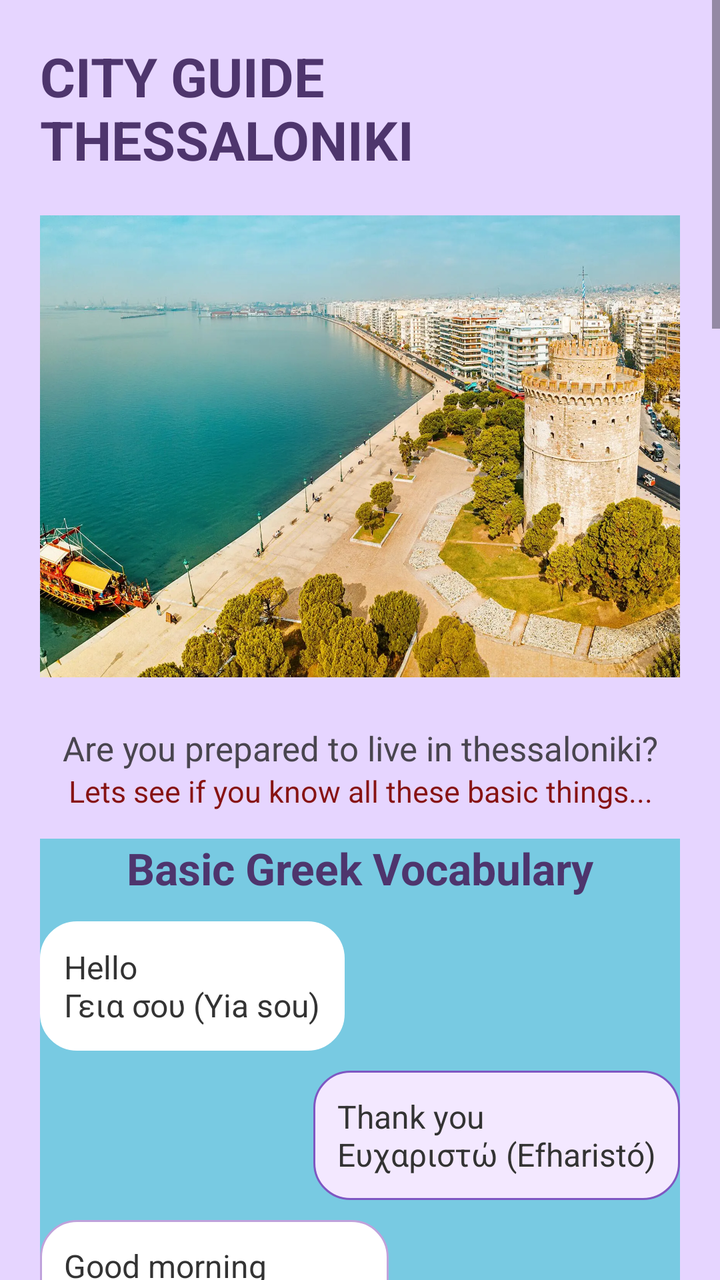
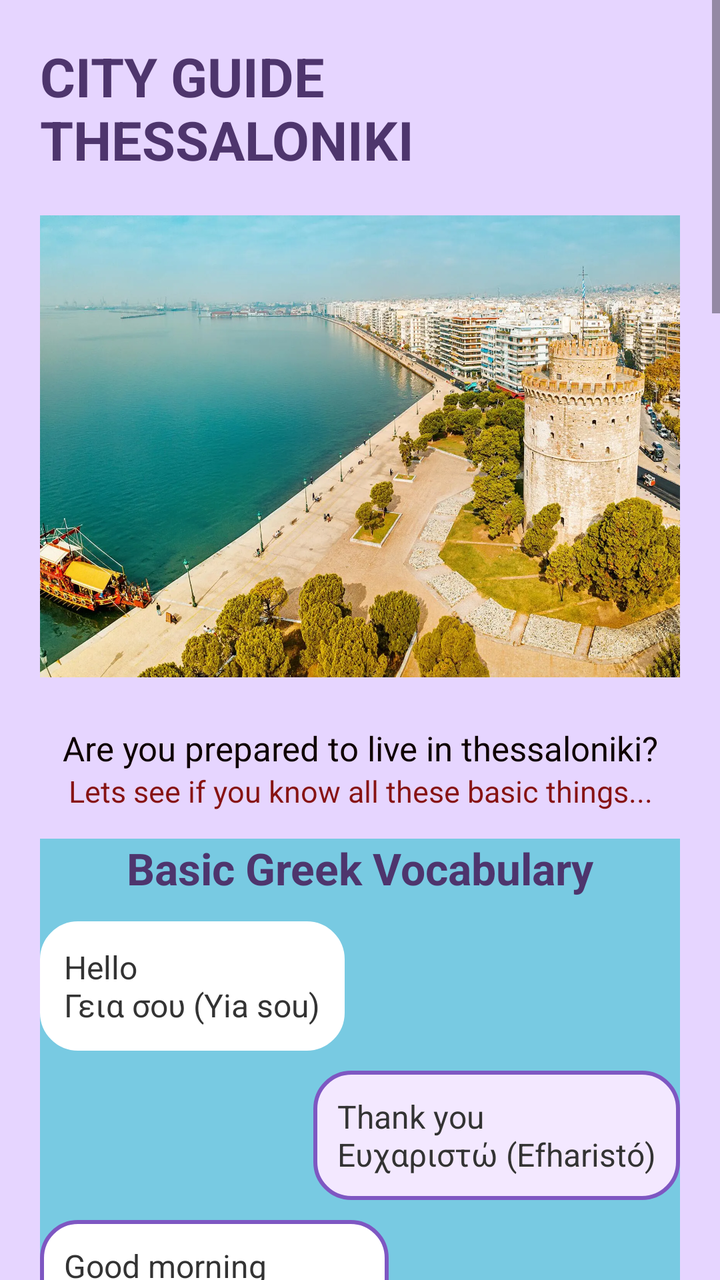

Two renders of the same Android screen: before a commit and after it. Below are the layout's source before the change and the commit's diff.
<!-- AndroidManifest.xml: application theme Theme.ErasmusBuddy -->
<!-- res/layout/activity_cityguide.xml -->
<?xml version="1.0" encoding="utf-8"?>

<androidx.constraintlayout.widget.ConstraintLayout xmlns:android="http://schemas.android.com/apk/res/android"
    xmlns:app="http://schemas.android.com/apk/res-auto"
    android:layout_width="match_parent"
    android:layout_height="match_parent">
    <ScrollView
        android:layout_width="match_parent"
        android:layout_height="match_parent"
        android:background="#E6D5FF">

        <LinearLayout
            android:layout_width="match_parent"
            android:layout_height="wrap_content"
            android:orientation="vertical"
            android:padding="20dp">

            <TextView
                android:id="@+id/tvCityTitle"
                android:layout_width="wrap_content"
                android:layout_height="wrap_content"
                android:layout_gravity="center"
                android:layout_marginBottom="20dp"
                android:text="CITY GUIDE THESSALONIKI"
                android:textColor="#4E356D"
                android:textSize="27sp"
                android:textStyle="bold" />

            <ImageView
                android:id="@+id/ivCity"
                android:layout_width="match_parent"
                android:layout_height="231dp"
                android:layout_marginBottom="24dp"
                android:scaleType="centerCrop"
                android:src="@drawable/thessaloniki" />

            <TextView
                android:id="@+id/textView2"
                android:layout_width="match_parent"
                android:layout_height="wrap_content"
                android:fontFamily="sans-serif"
                android:text="Are you prepared to live in thessaloniki?"
                android:textAlignment="center"
                android:textSize="17sp" />

            <TextView
                android:id="@+id/textView3"
                android:layout_width="match_parent"
                android:layout_height="34dp"
                android:text="Lets see if you know all these basic things..."
                android:textAlignment="center"
                android:textColor="#871313"
                android:textSize="15sp" />

            <LinearLayout
                android:id="@+id/vocabularyBubbles"
                android:layout_width="match_parent"
                android:layout_height="wrap_content"
                android:layout_marginBottom="28dp"
                android:background="#78CAE2"
                android:orientation="vertical">

                <TextView
                    android:id="@+id/tvVocabulary"
                    android:layout_width="match_parent"
                    android:layout_height="wrap_content"
                    android:layout_marginBottom="12dp"
                    android:text="Basic Greek Vocabulary"
                    android:textAlignment="center"
                    android:textColor="#4E356D"
                    android:textSize="22sp"
                    android:textStyle="bold" />

                <TextView
                    android:layout_width="wrap_content"
                    android:layout_height="wrap_content"
                    android:layout_marginBottom="10dp"
                    android:background="@drawable/bubble_left"
                    android:backgroundTint="@color/white"
                    android:padding="12dp"
                    android:text="Hello &#10;Γεια σου (Yia sou)"
                    android:textColor="#333333"
                    android:textSize="16sp" />

                <TextView
                    android:layout_width="wrap_content"
                    android:layout_height="wrap_content"
                    android:layout_gravity="end"
                    android:layout_marginBottom="10dp"
                    android:background="@drawable/bubble_right"
                    android:padding="12dp"
                    android:text="Thank you &#10;Ευχαριστώ (Efharistó)"
                    android:textColor="#333333"
                    android:textSize="16sp" />

                <TextView
                    android:layout_width="wrap_content"
                    android:layout_height="wrap_content"
                    android:layout_marginBottom="10dp"
                    android:background="@drawable/bubble_left"
                    android:padding="12dp"
                    android:text="Good morning &#10;Καλημέρα (Kaliméra)"
                    android:textColor="#333333"
                    android:textSize="16sp" />
                <TextView
                    android:layout_width="wrap_content"
                    android:layout_height="wrap_content"
                    android:layout_gravity="end"
                    android:layout_marginBottom="10dp"
                    android:background="@drawable/bubble_right"
                    android:padding="12dp"
                    android:text="Cheers &#10;Γεια μας (Yia mas)"
                    android:textColor="#333333"
                    android:textSize="16sp" />
                <TextView
                    android:layout_width="wrap_content"
                    android:layout_height="wrap_content"
                    android:layout_gravity="end"
                    android:layout_marginBottom="10dp"
                    android:background="@drawable/bubble_left"
                    android:padding="12dp"
                    android:text="Nice to meet you &#10;Χάρηκα (Hárika)"
                    android:textColor="#333333"
                    android:textSize="16sp" />
                <TextView
                    android:layout_width="wrap_content"
                    android:layout_height="wrap_content"
                    android:layout_gravity="end"
                    android:layout_marginBottom="10dp"
                    android:background="@drawable/bubble_right"
                    android:padding="12dp"
                    android:text="Good evening &#10;Καλησπέρα (Kalispéra)"
                    android:textColor="#333333"
                    android:textSize="16sp" />
                <TextView
                    android:layout_width="wrap_content"
                    android:layout_height="wrap_content"
                    android:layout_marginBottom="10dp"
                    android:background="@drawable/bubble_left"
                    android:backgroundTint="@color/white"
                    android:padding="12dp"
                    android:text="I would like a coffee with milk, please. &#10;Θα ήθελα έναν καφέ με γάλα, παρακαλώ &#10;(Tha íthela énan kafé me gála, parakaló)"
                    android:textColor="#333333"
                    android:textSize="16sp" />

            </LinearLayout>




            <TextView
                android:id="@+id/tvBestSpots"
                android:layout_width="wrap_content"
                android:layout_height="wrap_content"
                android:text="Best Spots and Plans "
                android:textSize="22sp"
                android:textStyle="bold"
                android:textColor="#4E356D"
                android:layout_marginBottom="12dp"/>

            <TextView
                android:id="@+id/textView4"
                android:layout_width="match_parent"
                android:layout_height="50dp"
                android:text="1. Walk along the port to see the WHITE TOWER and then UMBRELLAS sculpture"
                android:textColor="#333333"
                android:textSize="17sp" />

            <ImageView
                android:id="@+id/imageView"
                android:layout_width="292dp"
                android:layout_height="278dp"
                android:layout_gravity="center"
                android:adjustViewBounds="true"
                android:scaleType="fitCenter"
                android:soundEffectsEnabled="true"
                app:srcCompat="@drawable/paraguas_thess"
                android:layout_marginBottom="12dp"/>

            <TextView
                android:id="@+id/textView5"
                android:layout_width="match_parent"
                android:layout_height="53dp"
                android:text="2. Go up to Ano Poli for SUNSET and VIEW of the city (ACROPOLIS WALLS)"
                android:textColor="#333333"
                android:textSize="17sp" />

            <ImageView
                android:id="@+id/imageView4"
                android:layout_width="323dp"
                android:layout_height="209dp"
                android:layout_gravity="center"
                android:adjustViewBounds="true"
                android:scaleType="fitCenter"
                app:srcCompat="@drawable/sunset_anopolis"
                android:layout_marginBottom="12dp"/>

            <TextView
                android:id="@+id/textView6"
                android:layout_width="match_parent"
                android:layout_height="69dp"
                android:text="3. There is a BAR next to the Rotunda where there is a DISCOUNT in the BEER just for being Erasmus student: "
                android:textColor="#333333"
                android:textSize="17sp" />

            <TextView
                android:id="@+id/textView11"
                android:layout_width="match_parent"
                android:layout_height="wrap_content"
                android:text="To Podilato Beer House"
                android:textSize="17sp"
                android:textStyle="bold" />

            <TextView
                android:id="@+id/textView12"
                android:layout_width="match_parent"
                android:layout_height="41dp"
                android:text="https://maps.app.goo.gl/WAiYG8bDnYUg5Ci88?g_st=aw"
                android:textSize="15sp" />

            <Button
                android:id="@+id/btnMap"
                android:layout_width="wrap_content"
                android:layout_height="43dp"
                android:layout_marginBottom="30dp"
                android:backgroundTint="#7E57C2"
                android:text="open map"
                android:textColor="@android:color/white"
                android:textStyle="normal" />

            <TextView
                android:id="@+id/textView7"
                android:layout_width="match_parent"
                android:layout_height="35dp"
                android:text="4. Try BOUGATSA for breakfast"
                android:textColor="#333333"
                android:textSize="17sp" />

            <ImageView
                android:id="@+id/imageView7"
                android:layout_width="216dp"
                android:layout_height="114dp"
                android:layout_gravity="center"
                app:srcCompat="@drawable/bougatsa"
                android:layout_marginBottom="12dp"/>

            <TextView
                android:id="@+id/textView8"
                android:layout_width="match_parent"
                android:layout_height="37dp"
                android:text="5. Rent a car and explore HALKIDIKI BEACHES"
                android:textColor="#333333"
                android:textSize="17sp" />

            <ImageView
                android:id="@+id/imageView8"
                android:layout_width="233dp"
                android:layout_height="144dp"
                android:layout_gravity="center"
                android:adjustViewBounds="true"
                app:srcCompat="@drawable/halkidiki"
                android:layout_marginBottom="12dp"/>

            <TextView
                android:id="@+id/textView9"
                android:layout_width="match_parent"
                android:layout_height="53dp"
                android:text="6. Visit ROTUNDA and ARCH OF GALERIUS (free entrance for students below 25 )"
                android:textColor="#333333"
                android:textSize="17sp" />
            <TextView
                android:id="@+id/textView10"
                android:layout_width="match_parent"
                android:layout_height="35dp"
                android:text="7. Spend a day in KARYDI BEACH "
                android:textColor="#333333"
                android:textSize="17sp" />
            <ImageView
                android:id="@+id/imageView9"
                android:layout_width="263dp"
                android:layout_height="129dp"
                android:layout_gravity="center"
                android:adjustViewBounds="true"
                app:srcCompat="@drawable/karidi_beach"
                android:layout_marginBottom="12dp" />

        </LinearLayout>

    </ScrollView>

</androidx.constraintlayout.widget.ConstraintLayout>
<!-- resources referenced by this layout -->
<resources>
  <color name="white">#FFFFFFFF</color>
  <!-- drawable bougatsa: jpg bitmap (drawable, 9509 bytes) -->
  <!-- drawable bubble_left (drawable) -->
  <?xml version="1.0" encoding="utf-8"?>
  <shape xmlns:android="http://schemas.android.com/apk/res/android">
  
      <solid android:color="#FFFFFF"/>
  
      <corners android:radius="18dp"/>
  
      <stroke
          android:width="1dp"
          android:color="#BFA2DB"/>
  
  </shape>
  <!-- drawable bubble_right (drawable) -->
  <?xml version="1.0" encoding="utf-8"?>
  <shape xmlns:android="http://schemas.android.com/apk/res/android">
  
      <solid android:color="#F3E8FF"/>
  
      <corners android:radius="18dp"/>
  
      <stroke
          android:width="1dp"
          android:color="#7E57C2"/>
  
  </shape>
  <!-- drawable halkidiki: webp bitmap (drawable, 75478 bytes) -->
  <!-- drawable karidi_beach: webp bitmap (drawable, 134220 bytes) -->
  <!-- drawable paraguas_thess: webp bitmap (drawable, 108684 bytes) -->
  <!-- drawable sunset_anopolis: webp bitmap (drawable, 47298 bytes) -->
  <!-- drawable thessaloniki: webp bitmap (drawable, 365754 bytes) -->
  <style name="Theme.ErasmusBuddy" parent="Base.Theme.ErasmusBuddy" />
  <style name="Base.Theme.ErasmusBuddy" parent="Theme.Material3.DayNight.NoActionBar">
          
          
      </style>
</resources>

<!-- the commit's change to res/layout/activity_cityguide.xml (unified diff, before → after) -->
@@ -41,6 +41,7 @@
                 android:fontFamily="sans-serif"
                 android:text="Are you prepared to live in thessaloniki?"
                 android:textAlignment="center"
+                android:textColor="#0F0000"
                 android:textSize="17sp" />
 
             <TextView
@@ -55,8 +56,8 @@
             <LinearLayout
                 android:id="@+id/vocabularyBubbles"
                 android:layout_width="match_parent"
-                android:layout_height="wrap_content"
-                android:layout_marginBottom="28dp"
+                android:layout_height="602dp"
+                android:layout_marginBottom="35dp"
                 android:background="#78CAE2"
                 android:orientation="vertical">
 
@@ -102,6 +103,7 @@
                     android:text="Good morning &#10;Καλημέρα (Kaliméra)"
                     android:textColor="#333333"
                     android:textSize="16sp" />
+
                 <TextView
                     android:layout_width="wrap_content"
                     android:layout_height="wrap_content"
@@ -112,6 +114,7 @@
                     android:text="Cheers &#10;Γεια μας (Yia mas)"
                     android:textColor="#333333"
                     android:textSize="16sp" />
+
                 <TextView
                     android:layout_width="wrap_content"
                     android:layout_height="wrap_content"
@@ -122,6 +125,7 @@
                     android:text="Nice to meet you &#10;Χάρηκα (Hárika)"
                     android:textColor="#333333"
                     android:textSize="16sp" />
+
                 <TextView
                     android:layout_width="wrap_content"
                     android:layout_height="wrap_content"
@@ -132,6 +136,7 @@
                     android:text="Good evening &#10;Καλησπέρα (Kalispéra)"
                     android:textColor="#333333"
                     android:textSize="16sp" />
+
                 <TextView
                     android:layout_width="wrap_content"
                     android:layout_height="wrap_content"
@@ -144,19 +149,17 @@
                     android:textSize="16sp" />
 
             </LinearLayout>
-
-
 
 
             <TextView
                 android:id="@+id/tvBestSpots"
                 android:layout_width="wrap_content"
-                android:layout_height="wrap_content"
+                android:layout_height="45dp"
+                android:layout_marginBottom="12dp"
                 android:text="Best Spots and Plans "
+                android:textColor="#4E356D"
                 android:textSize="22sp"
-                android:textStyle="bold"
-                android:textColor="#4E356D"
-                android:layout_marginBottom="12dp"/>
+                android:textStyle="bold" />
 
             <TextView
                 android:id="@+id/textView4"
@@ -175,7 +178,7 @@
                 android:scaleType="fitCenter"
                 android:soundEffectsEnabled="true"
                 app:srcCompat="@drawable/paraguas_thess"
-                android:layout_marginBottom="12dp"/>
+                android:layout_marginBottom="14dp"/>
 
             <TextView
                 android:id="@+id/textView5"
@@ -193,13 +196,13 @@
                 android:adjustViewBounds="true"
                 android:scaleType="fitCenter"
                 app:srcCompat="@drawable/sunset_anopolis"
-                android:layout_marginBottom="12dp"/>
+                android:layout_marginBottom="14dp"/>
 
             <TextView
                 android:id="@+id/textView6"
                 android:layout_width="match_parent"
                 android:layout_height="69dp"
-                android:text="3. There is a BAR next to the Rotunda where there is a DISCOUNT in the BEER just for being Erasmus student: "
+                android:text="3. Take a beer with your friends in the BARS near ROTUNDA. Some of them even have DISCOUNT if you are Erasmus student: "
                 android:textColor="#333333"
                 android:textSize="17sp" />
 
@@ -207,16 +210,10 @@
                 android:id="@+id/textView11"
                 android:layout_width="match_parent"
                 android:layout_height="wrap_content"
-                android:text="To Podilato Beer House"
+                android:text="Rotunda location (next to Arc of Galerio): "
+                android:textColor="#412657"
                 android:textSize="17sp"
                 android:textStyle="bold" />
-
-            <TextView
-                android:id="@+id/textView12"
-                android:layout_width="match_parent"
-                android:layout_height="41dp"
-                android:text="https://maps.app.goo.gl/WAiYG8bDnYUg5Ci88?g_st=aw"
-                android:textSize="15sp" />
 
             <Button
                 android:id="@+id/btnMap"
@@ -242,7 +239,7 @@
                 android:layout_height="114dp"
                 android:layout_gravity="center"
                 app:srcCompat="@drawable/bougatsa"
-                android:layout_marginBottom="12dp"/>
+                android:layout_marginBottom="14dp"/>
 
             <TextView
                 android:id="@+id/textView8"
@@ -259,12 +256,12 @@
                 android:layout_gravity="center"
                 android:adjustViewBounds="true"
                 app:srcCompat="@drawable/halkidiki"
-                android:layout_marginBottom="12dp"/>
+                android:layout_marginBottom="15dp"/>
 
             <TextView
                 android:id="@+id/textView9"
                 android:layout_width="match_parent"
-                android:layout_height="53dp"
+                android:layout_height="68dp"
                 android:text="6. Visit ROTUNDA and ARCH OF GALERIUS (free entrance for students below 25 )"
                 android:textColor="#333333"
                 android:textSize="17sp" />
@@ -282,7 +279,16 @@
                 android:layout_gravity="center"
                 android:adjustViewBounds="true"
                 app:srcCompat="@drawable/karidi_beach"
-                android:layout_marginBottom="12dp" />
+                android:layout_marginBottom="14dp" />
+
+            <TextView
+                android:id="@+id/textView12"
+                android:layout_width="match_parent"
+                android:layout_height="94dp"
+                android:text="GREECE HAS SO MANY GOOD PLANS WAITING FOR YOU !!!"
+                android:textColor="#3F51B5"
+                android:textSize="20sp"
+                android:textStyle="bold" />
 
         </LinearLayout>
 
<!-- resource entries referenced after the edit -->
@@ -11,8 +11,8 @@
       <corners android:radius="18dp"/>
   
       <stroke
-          android:width="1dp"
-          android:color="#BFA2DB"/>
+          android:width="2dp"
+          android:color="#7E57C2"/>
   
   </shape>
   <!-- drawable bubble_right (drawable) -->
@@ -24,7 +24,7 @@
       <corners android:radius="18dp"/>
   
       <stroke
-          android:width="1dp"
+          android:width="2dp"
           android:color="#7E57C2"/>
   
   </shape>
